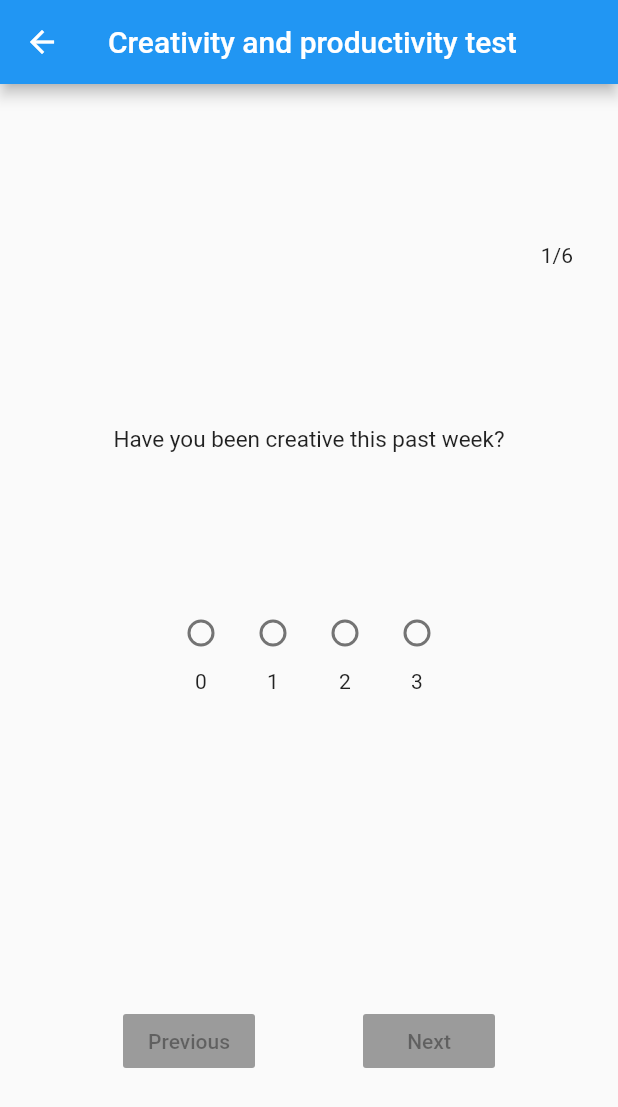
After one commit to CyberzSentry/iTry, a Flutter app: the TestsPage screen opened by its route, after a tap on "Creativity and productivity test", on a phone screen of 412 x 824 dp. The commit adds this screen. Shown: the top 1107 px of the screen. Run offline on Flutter 3.47's test engine with Material 2 defaults, Android fonts, the phone set to English and light mode, and no system bars; our stand-ins replace charts_flutter, sqflite; accounts and stored records are empty.

Commit message:
Created creativity productivity test.

```diff
--- /dev/null
+++ b/lib/pages/tests/creativity_productivity_test_page.dart
@@ -0,0 +1,187 @@
+import 'package:flutter/material.dart';
+
+class CreativityProductivityPage extends StatefulWidget {
+  static final String routeName = '/creativityProductivityTest';
+  static final String title = "Creativity and productivity test";
+
+  @override
+  _CreativityProductivityPageState createState() =>
+      _CreativityProductivityPageState();
+}
+
+class _CreativityProductivityPageState
+    extends State<CreativityProductivityPage> {
+  static final _questionsMultiAns = <String>[
+    'Have you been creative this past week?',
+    'Have you been contemplative this past week?',
+    'Have you been focused this past week?',
+    'Have you been productive this past week?',
+    'Have you experienced fatigue due to lack of sleep this past week?',
+    'Have you been distracted due to some unusual event this past week?',
+  ];
+  static final _possibleAnswers = <String>[
+    'Not at all',
+    'From time to time',
+    'Most of the time',
+    'Nearly all the time'
+  ];
+  var _answers = List<int>.filled(_questionsMultiAns.length, -1);
+  int _questionIndex = 0;
+  int _currAnsw = -1;
+
+  void _previous() {
+    setState(() {
+      _questionIndex--;
+      _currAnsw = _answers[_questionIndex];
+    });
+  }
+
+  void _next() {
+    setState(() {
+      _answers[_questionIndex] = _currAnsw;
+      _questionIndex++;
+      if (_questionIndex < _questionsMultiAns.length)
+        _currAnsw = _answers[_questionIndex];
+    });
+  }
+
+  void _setRadio(int val) {
+    setState(() {
+      _currAnsw = val;
+    });
+  }
+
+  void _confirm() {
+    print('confirmed');
+  }
+
+  @override
+  Widget build(BuildContext context) {
+    return Scaffold(
+      appBar: AppBar(
+        title: Text(CreativityProductivityPage.title),
+      ),
+      body: _questionIndex < _questionsMultiAns.length
+          ? Container(
+              margin: EdgeInsets.all(10),
+              child: Column(
+                mainAxisAlignment: MainAxisAlignment.spaceEvenly,
+                children: <Widget>[
+                  Row(
+                    mainAxisAlignment: MainAxisAlignment.end,
+                    children: <Widget>[
+                      Container(
+                        padding: EdgeInsets.fromLTRB(0, 0, 20, 10),
+                        child: Text((_questionIndex + 1).toString() +
+                            '/' +
+                            (_questionsMultiAns.length).toString()),
+                      )
+                    ],
+                  ),
+                  Row(
+                    mainAxisAlignment: MainAxisAlignment.center,
+                    children: <Widget>[
+                      Flexible(
+                        child: Text(
+                          _questionsMultiAns[_questionIndex],
+                          style: TextStyle(fontSize: 15),
+                          textAlign: TextAlign.center,
+                        ),
+                      ),
+                    ],
+                  ),
+                  Row(
+                    mainAxisAlignment: MainAxisAlignment.center,
+                    children: <Widget>[
+                      Column(
+                        children: <Widget>[
+                          Radio(
+                              value: 0,
+                              groupValue: _currAnsw,
+                              onChanged: _setRadio),
+                          Text('0')
+                        ],
+                      ),
+                      Column(
+                        children: <Widget>[
+                          Radio(
+                              value: 1,
+                              groupValue: _currAnsw,
+                              onChanged: _setRadio),
+                          Text('1')
+                        ],
+                      ),
+                      Column(
+                        children: <Widget>[
+                          Radio(
+                              value: 2,
+                              groupValue: _currAnsw,
+                              onChanged: _setRadio),
+                          Text('2')
+                        ],
+                      ),
+                      Column(
+                        children: <Widget>[
+                          Radio(
+                              value: 3,
+                              groupValue: _currAnsw,
+                              onChanged: _setRadio),
+                          Text('3')
+                        ],
+                      ),
+                    ],
+                  ),
+                  Row(
+                    mainAxisAlignment: MainAxisAlignment.center,
+                    children: <Widget>[
+                      _currAnsw != -1
+                          ? Text(_possibleAnswers[_currAnsw].toString())
+                          : Text('')
+                    ],
+                  ),
+                  Row(
+                    mainAxisAlignment: MainAxisAlignment.spaceEvenly,
+                    children: <Widget>[
+                      RaisedButton(
+                        onPressed: _questionIndex > 0 ? _previous : null,
+                        child: Text('Previous'),
+                      ),
+                      RaisedButton(
+                        onPressed: _currAnsw != -1 ? _next : null,
+                        child: Text('Next'),
+                      )
+                    ],
+                  )
+                ],
+              ),
+            )
+          : Container(
+              margin: EdgeInsets.all(10),
+              child: Column(
+                mainAxisAlignment: MainAxisAlignment.spaceEvenly,
+                children: <Widget>[
+                  Row(
+                    mainAxisAlignment: MainAxisAlignment.center,
+                    children: <Widget>[
+                      Text('Are you happy with your answers?')
+                    ],
+                  ),
+                  Row(
+                    mainAxisAlignment: MainAxisAlignment.spaceEvenly,
+                    children: <Widget>[
+                      RaisedButton(
+                        onPressed: _questionIndex > 0 ? _previous : null,
+                        child: Text('Go back'),
+                      ),
+                      RaisedButton(
+                        onPressed: _confirm,
+                        child: Text('Confirm'),
+                      )
+                    ],
+                  )
+                ],
+              ),
+            ),
+    );
+  }
+}
--- a/lib/pages/tests_page.dart
+++ b/lib/pages/tests_page.dart
@@ -4,6 +4,7 @@ import 'package:itry/database/accessors/first_test_accessor.dart';
 import 'package:itry/database/models/finger_tapping_test.dart' as fttest;
 import 'package:itry/database/models/first_test.dart' as ftest;
 import 'package:itry/fragments/drawer_fragment.dart';
+import 'package:itry/pages/tests/creativity_productivity_test_page.dart';
 import 'package:itry/pages/tests/finger_tapping_test_page.dart';
 import 'package:itry/pages/tests/first_test_page.dart';
 
@@ -50,7 +51,7 @@ class _TestsPageState extends State<TestsPage> {
                 .pushNamed(FingerTappingTestPage.routeName),
           ),
           decoration: BoxDecoration(
-            border: Border.all(color: Colors.grey, width: 0.5),
+           // border: Border(bottom: BorderSide(width: 0.5, color: Colors.blueAccent)),
           ),
         ),
       );
@@ -66,7 +67,7 @@ class _TestsPageState extends State<TestsPage> {
             onTap: null,
           ),
           decoration: BoxDecoration(
-            border: Border.all(color: Colors.grey, width: 0.5),
+           // border: Border(bottom: BorderSide(width: 0.5, color: Colors.blueAccent)),
           ),
         ),
       );
@@ -83,7 +84,7 @@ class _TestsPageState extends State<TestsPage> {
                 Navigator.of(context).pushNamed(FirstTestPage.routeName),
           ),
           decoration: BoxDecoration(
-            border: Border.all(color: Colors.grey, width: 0.5),
+           // border: Border(bottom: BorderSide(width: 0.3, color: Colors.blueAccent)),
           ),
         ),
       );
@@ -99,11 +100,23 @@ class _TestsPageState extends State<TestsPage> {
             onTap: null,
           ),
           decoration: BoxDecoration(
-            border: Border.all(color: Colors.grey, width: 0.5),
+            //border: Border(bottom: BorderSide(width: 0.3, color: Colors.blueAccent)),
           ),
         ),
       );
     }
+
+    result.add(Container(
+          child: ListTile(
+            title: Text(CreativityProductivityPage.title),
+            trailing: null,
+            onTap: () =>
+                Navigator.of(context).pushNamed(CreativityProductivityPage.routeName),
+          ),
+          decoration: BoxDecoration(
+            //border: Border(bottom: BorderSide(width: 0.3, color: Colors.blueAccent)),
+          ),
+        ),);
 
     return result;
   }
--- a/lib/routing/routes.dart
+++ b/lib/routing/routes.dart
@@ -3,6 +3,7 @@ import 'package:itry/pages/home_page.dart';
 import 'package:itry/pages/results/baseline_results_page.dart';
 import 'package:itry/pages/results_page.dart';
 import 'package:itry/pages/settings_page.dart';
+import 'package:itry/pages/tests/creativity_productivity_test_page.dart';
 import 'package:itry/pages/tests/finger_tapping_test_page.dart';
 import 'package:itry/pages/tests/first_test_page.dart';
 import 'package:itry/pages/tests_page.dart';
@@ -15,4 +16,5 @@ import 'package:itry/pages/tests_page.dart';
   FirstTestPage.routeName : (context) => FirstTestPage(),
   BaselineResultsPage.routeName : (context) => BaselineResultsPage(),
   FingerTappingTestPage.routeName : (context) => FingerTappingTestPage(),
+  CreativityProductivityPage.routeName : (context) => CreativityProductivityPage(),
 };
```
Also changed, not shown: lib/widgets/multiple_choice_question.dart (added, +86 -0 lines).
